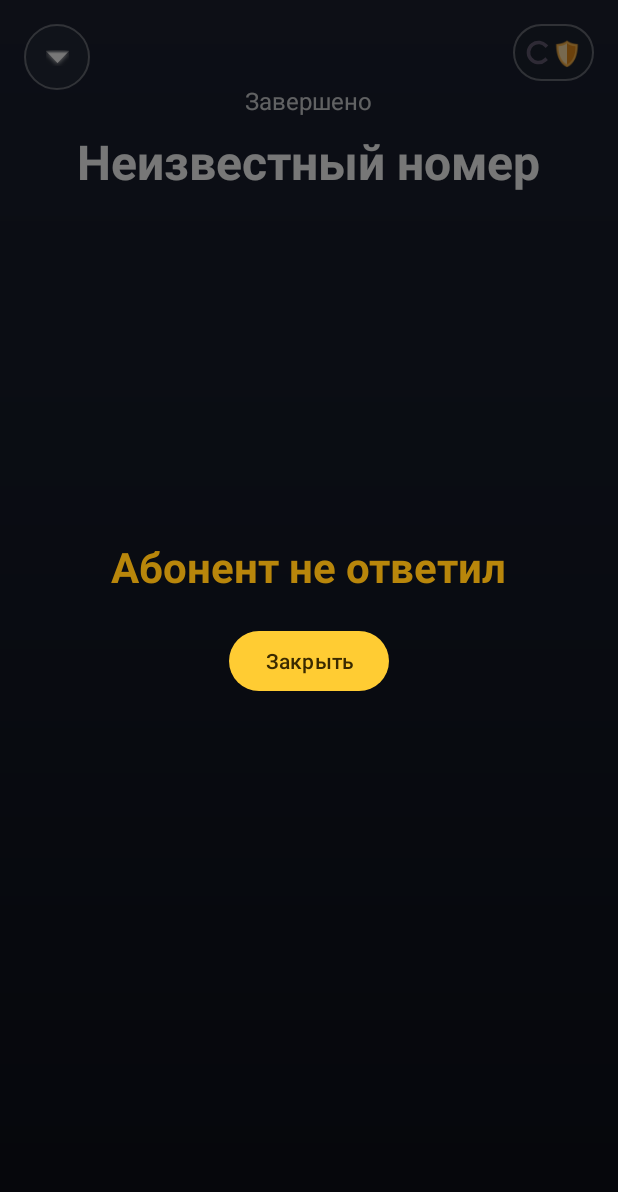
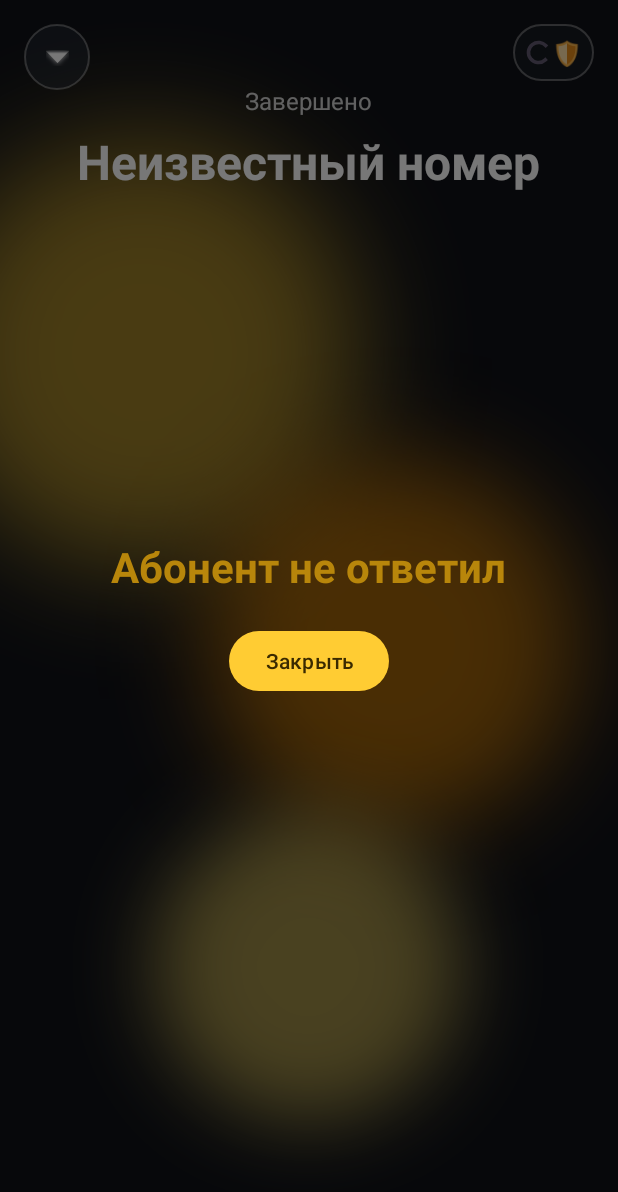
Before and after one commit to artemtralalal/Nova-call, an Android app: the InCallActivity screen opened directly, with no data from a screen before it, on a phone screen of 412 x 824 dp. Shown: the top 1192 px of the screen. Run offline under Robolectric (Android 15) with nearby library versions, the phone set to English and light mode, and no system bars.

Commit message:
Add dynamic call background and status animations

```diff
--- a/app/src/main/res/layout/activity_incall.xml
+++ b/app/src/main/res/layout/activity_incall.xml
@@ -4,6 +4,11 @@
     android:layout_width="match_parent"
     android:layout_height="match_parent"
     android:background="@drawable/bg_main">
+
+    <com.vibe.dialer.DynamicCallBackgroundView
+        android:id="@+id/dynamicBg"
+        android:layout_width="match_parent"
+        android:layout_height="match_parent" />
 
     <LinearLayout
         android:id="@+id/callInfo"
```
